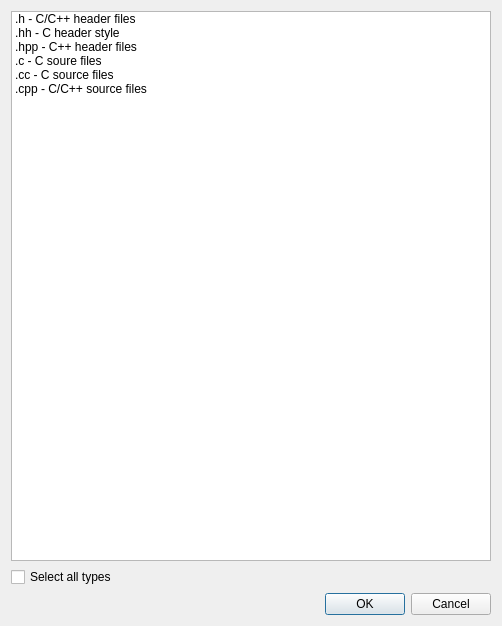
Before: the Qt Designer form src/STypeDialog.ui in sslnjz/CommentsTools, drawn with Qt 5.
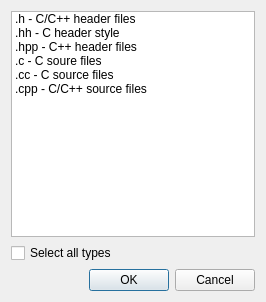
After: the same form once the commit is applied.

```diff
--- a/src/STypeDialog.ui
+++ b/src/STypeDialog.ui
@@ -6,8 +6,8 @@
    <rect>
     <x>0</x>
     <y>0</y>
-    <width>502</width>
-    <height>626</height>
+    <width>266</width>
+    <height>302</height>
    </rect>
   </property>
   <property name="windowTitle">
```
